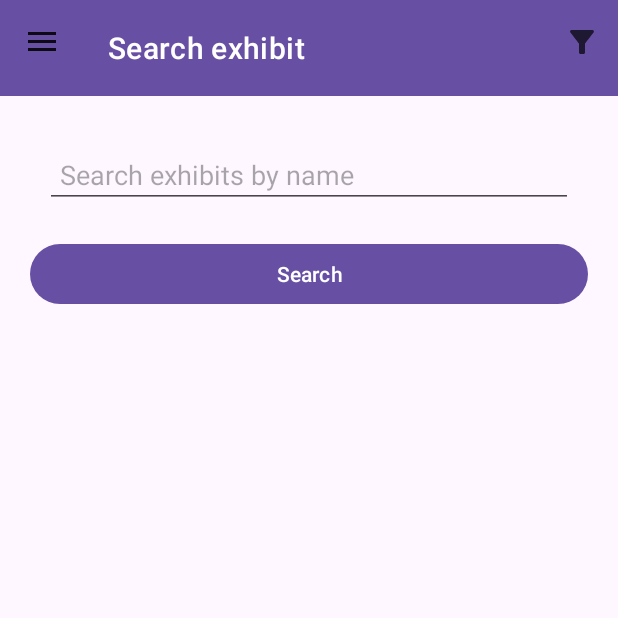
After one commit to SaySaeqo/Projekt-Inzynierski, an Android app: the fragment SearchFragment placed in its activity, on a phone screen of 412 x 824 dp, the top half of it. The commit adds this screen. Run offline under Robolectric (Android 15) with nearby library versions, the phone set to English and light mode, and no system bars; our stand-ins replace Firebase (no records; nobody signed in at launch, a user with empty details on screens opened directly).

Commit message:
Added searching by name

```diff
--- a/src/app/src/main/java/pl/edu/pg/cloudlib/MainActivity.kt
+++ b/src/app/src/main/java/pl/edu/pg/cloudlib/MainActivity.kt
@@ -3,6 +3,7 @@ package pl.edu.pg.cloudlib
 import android.content.Intent
 import android.net.Uri
 import android.os.Bundle
+import android.view.Menu
 import androidx.appcompat.app.ActionBarDrawerToggle
 import androidx.appcompat.app.AppCompatActivity
 import androidx.core.os.bundleOf
@@ -11,9 +12,11 @@ import androidx.fragment.app.commit
 import androidx.fragment.app.replace
 import pl.edu.pg.cloudlib.databinding.ActivityMainBinding
 import pl.edu.pg.cloudlib.exhibit.ExhibitFragment
+import pl.edu.pg.cloudlib.list.SearchFragment
 import pl.edu.pg.cloudlib.exhibit.SectionFragment
 import pl.edu.pg.cloudlib.list.ListFragment
 import pl.edu.pg.cloudlib.scanner.QRScannerFragment
+
 
 class MainActivity : AppCompatActivity() {
 
@@ -75,6 +78,15 @@ class MainActivity : AppCompatActivity() {
             }
             binding.navView.setCheckedItem(R.id.menu_none)
         }
+        supportFragmentManager.setFragmentResultListener(SearchFragment.BUNDLE_KEY, this)
+        { _, bundle ->
+            supportFragmentManager.commit {
+                setReorderingAllowed(true)
+                replace<ListFragment>(binding.fragmentContainer.id, args = bundle)
+                addToBackStack(null)
+            }
+            binding.navView.setCheckedItem(R.id.nav_list)
+        }
 
         val action: String? = intent?.action
         val data: Uri? = intent?.data
@@ -93,6 +105,22 @@ class MainActivity : AppCompatActivity() {
         }
     }
 
+    override fun onCreateOptionsMenu(menu: Menu?): Boolean {
+        // Inflate the menu; this adds items to the action bar if it is present.
+        menuInflater.inflate(R.menu.top_app_bar, menu)
+
+        menu?.findItem(R.id.search)?.setOnMenuItemClickListener{
+            supportFragmentManager.commit {
+                setReorderingAllowed(true)
+                replace<SearchFragment>(binding.fragmentContainer.id)
+                addToBackStack(null)
+            }
+            binding.navView.setCheckedItem(R.id.menu_none)
+            true
+        }
+        return true
+    }
+
     companion object {
         const val TAG = "MainActivity"
     }
--- a/src/app/src/main/java/pl/edu/pg/cloudlib/list/ListFragment.kt
+++ b/src/app/src/main/java/pl/edu/pg/cloudlib/list/ListFragment.kt
@@ -35,6 +35,8 @@ class ListFragment : Fragment() {
         binding = FragmentListBinding.inflate(inflater, container, false)
 
         activity?.title = getString(R.string.list_page_title)
+        val searchText = arguments?.getString(SearchFragment.BUNDLE_KEY) ?: ""
+
 
         // for exhibit in db
         val row = ListRowView(requireContext())
@@ -61,7 +63,9 @@ class ListFragment : Fragment() {
             .get()
             .addOnSuccessListener { result ->
                 for (document in result) {
-                    addRow(document.data["name"].toString(), document.data["description"].toString(), "dbExampleMessage")
+                    if (document.data["name"].toString().contains(searchText)){
+                        addRow(document.data["name"].toString(), document.data["description"].toString(), "dbExampleMessage")
+                    }
                 }
             }
             .addOnFailureListener { exception ->
--- /dev/null
+++ b/src/app/src/main/java/pl/edu/pg/cloudlib/list/SearchFragment.kt
@@ -0,0 +1,43 @@
+package pl.edu.pg.cloudlib.list
+
+import android.os.Bundle
+import androidx.fragment.app.Fragment
+import android.view.LayoutInflater
+import android.view.View
+import android.view.ViewGroup
+import androidx.fragment.app.setFragmentResult
+import pl.edu.pg.cloudlib.R
+import pl.edu.pg.cloudlib.databinding.FragmentSearchBinding
+
+/* A simple [Fragment] subclass.
+ * Use the [SearchFragment.newInstance] factory method to
+ * create an instance of this fragment.
+ */
+class SearchFragment : Fragment() {
+
+    private lateinit var binding: FragmentSearchBinding
+
+    override fun onCreateView(
+        inflater: LayoutInflater, container: ViewGroup?,
+        savedInstanceState: Bundle?
+    ): View {
+
+        binding = FragmentSearchBinding.inflate(inflater, container, false)
+
+        activity?.title = getString(R.string.search_page_title)
+
+        binding.searchButton.setOnClickListener {
+            val query = binding.searchInput.text.toString()
+            val bundle = Bundle()
+            bundle.putString(BUNDLE_KEY, query)
+            setFragmentResult(BUNDLE_KEY, bundle)
+        }
+
+        return binding.root
+    }
+
+    companion object {
+        const val BUNDLE_KEY = "search"
+    }
+
+}
--- /dev/null
+++ b/src/app/src/main/res/layout/fragment_search.xml
@@ -0,0 +1,29 @@
+<?xml version="1.0" encoding="utf-8"?>
+<LinearLayout xmlns:android="http://schemas.android.com/apk/res/android"
+    xmlns:tools="http://schemas.android.com/tools"
+    android:layout_width="match_parent"
+    android:layout_height="match_parent"
+    tools:context=".list.SearchFragment"
+    android:orientation="vertical"
+    android:layout_margin="20dp"
+    >
+
+    <EditText
+        android:id="@+id/search_input"
+        android:layout_width="match_parent"
+        android:layout_height="wrap_content"
+        android:hint="@string/search_exhibits_name_hint"
+        android:inputType="text"
+        android:padding="10dp"
+        android:layout_margin="10dp"
+        android:autofillHints="" />
+
+    <Button
+        android:id="@+id/search_button"
+        android:layout_width="match_parent"
+        android:layout_height="wrap_content"
+        android:text="@string/search_exhibits_button"
+        android:layout_gravity="center_horizontal"
+        android:layout_marginTop="10dp" />
+
+</LinearLayout>
--- a/src/app/src/main/res/menu/top_app_bar.xml
+++ b/src/app/src/main/res/menu/top_app_bar.xml
@@ -1,13 +1,16 @@
 <?xml version="1.0" encoding="utf-8"?>
 <menu xmlns:android="http://schemas.android.com/apk/res/android"
     xmlns:app="http://schemas.android.com/apk/res-auto">
+
 
     <item
         android:id="@+id/search"
         android:icon="@drawable/ic_action_filter"
         android:title="@string/filter"
         android:contentDescription="@string/content_description_filter"
-        app:showAsAction="ifRoom" />
+        app:showAsAction="always"
+        android:visible="true"
+        />
 
 <!--    <item-->
 <!--        android:id="@+id/more"-->
--- a/src/app/src/main/res/values/strings.xml
+++ b/src/app/src/main/res/values/strings.xml
@@ -33,4 +33,7 @@
     <string name="extra_information">Extra Information</string>
     <string name="show">Show</string>
     <string name="hide">Hide</string>
+    <string name="search_exhibits_name_hint">Search exhibits by name</string>
+    <string name="search_page_title">Search exhibit</string>
+    <string name="search_exhibits_button">Search</string>
 </resources>
```
